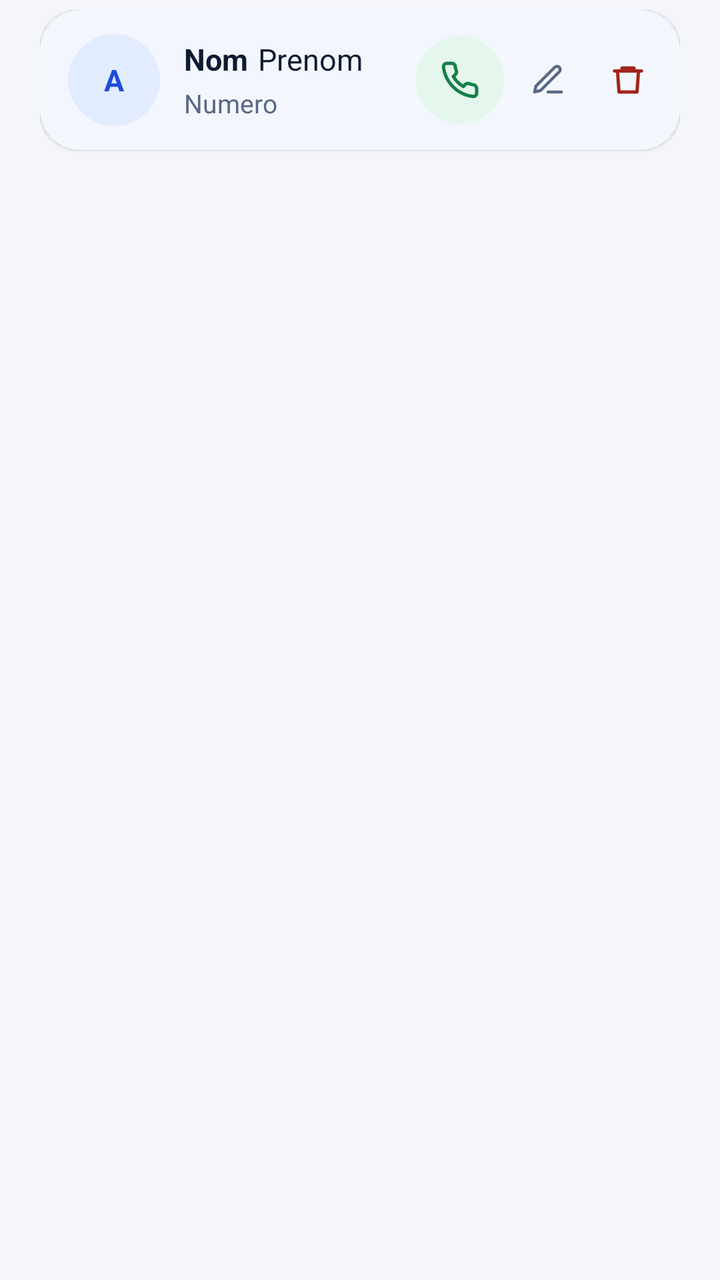
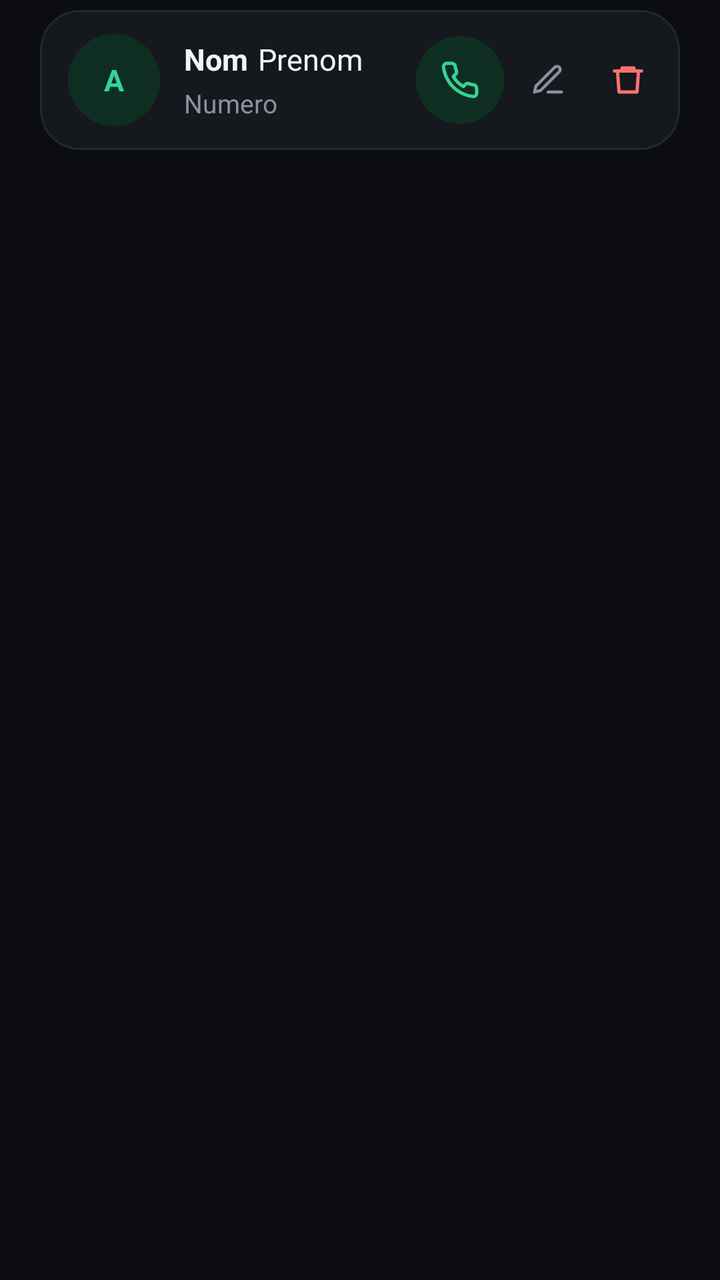

Before-and-after screenshots of an Android layout around one commit, followed by the original layout XML and the change that was made.
<!-- AndroidManifest.xml: application theme Theme.MyTrueCallerApp -->
<!-- res/layout/view_contact.xml -->
<?xml version="1.0" encoding="utf-8"?>
<FrameLayout xmlns:android="http://schemas.android.com/apk/res/android"
    xmlns:app="http://schemas.android.com/apk/res-auto"
    android:layout_width="match_parent"
    android:layout_height="wrap_content"
    android:paddingStart="20dp"
    android:paddingTop="5dp"
    android:paddingEnd="20dp"
    android:paddingBottom="5dp">

    <com.google.android.material.card.MaterialCardView
        android:id="@+id/card_contact"
        android:layout_width="match_parent"
        android:layout_height="wrap_content"
        android:clickable="true"
        android:focusable="true"
        app:cardBackgroundColor="@color/surface"
        app:cardCornerRadius="20dp"
        app:cardElevation="1dp"
        app:strokeWidth="0dp">

        <LinearLayout
            android:layout_width="match_parent"
            android:layout_height="wrap_content"
            android:gravity="center_vertical"
            android:orientation="horizontal"
            android:paddingStart="14dp"
            android:paddingTop="12dp"
            android:paddingEnd="6dp"
            android:paddingBottom="12dp">

            <TextView
                android:id="@+id/tv_initiale_contact"
                android:layout_width="46dp"
                android:layout_height="46dp"
                android:background="@drawable/bg_circle"
                android:backgroundTint="@color/avatar_blue_bg"
                android:gravity="center"
                android:text="A"
                android:textColor="@color/avatar_blue_fg"
                android:textSize="15sp"
                android:textStyle="bold" />

            <LinearLayout
                android:layout_width="0dp"
                android:layout_height="wrap_content"
                android:layout_marginStart="12dp"
                android:layout_weight="1"
                android:orientation="vertical">

                <LinearLayout
                    android:layout_width="match_parent"
                    android:layout_height="wrap_content"
                    android:orientation="horizontal">

                    <TextView
                        android:id="@+id/tv_nom_contact"
                        android:layout_width="wrap_content"
                        android:layout_height="wrap_content"
                        android:ellipsize="end"
                        android:maxLines="1"
                        android:text="Nom"
                        android:textColor="@color/ink"
                        android:textSize="15sp"
                        android:textStyle="bold" />

                    <TextView
                        android:id="@+id/tv_prenom_contact"
                        android:layout_width="wrap_content"
                        android:layout_height="wrap_content"
                        android:layout_marginStart="5dp"
                        android:ellipsize="end"
                        android:maxLines="1"
                        android:text="Prenom"
                        android:textColor="@color/ink"
                        android:textSize="15sp" />
                </LinearLayout>

                <TextView
                    android:id="@+id/tv_num_contact"
                    android:layout_width="match_parent"
                    android:layout_height="wrap_content"
                    android:layout_marginTop="3dp"
                    android:ellipsize="end"
                    android:maxLines="1"
                    android:text="Numero"
                    android:textColor="@color/ink_muted"
                    android:textSize="13sp" />
            </LinearLayout>

            <ImageView
                android:id="@+id/imageViewCall_Contact"
                android:layout_width="44dp"
                android:layout_height="44dp"
                android:background="@drawable/bg_circle"
                android:backgroundTint="@color/call_bg"
                android:contentDescription="Appeler"
                android:padding="12dp"
                app:srcCompat="@drawable/ic_phone"
                app:tint="@color/call_fg" />

            <ImageView
                android:id="@+id/imageViewEdit_Contact"
                android:layout_width="40dp"
                android:layout_height="44dp"
                android:layout_marginStart="2dp"
                android:background="?attr/selectableItemBackgroundBorderless"
                android:contentDescription="Modifier"
                android:padding="11dp"
                app:srcCompat="@drawable/ic_edit"
                app:tint="@color/ink_muted" />

            <ImageView
                android:id="@+id/imageViewDelete_Contact"
                android:layout_width="40dp"
                android:layout_height="44dp"
                android:background="?attr/selectableItemBackgroundBorderless"
                android:contentDescription="Supprimer"
                android:padding="11dp"
                app:srcCompat="@drawable/ic_trash"
                app:tint="@color/danger_fg" />
        </LinearLayout>
    </com.google.android.material.card.MaterialCardView>

</FrameLayout>
<!-- resources referenced by this layout -->
<resources>
  <color name="avatar_blue_bg">#E3ECFF</color>
  <color name="avatar_blue_fg">#1D4ED8</color>
  <color name="call_bg">#E5F6EC</color>
  <color name="call_fg">#14804A</color>
  <color name="danger_fg">#A3241B</color>
  <color name="ink">#0F1B33</color>
  <color name="ink_muted">#5B6787</color>
  <color name="surface">#FFFFFF</color>
  <style name="Base.Theme.MyTrueCallerApp" parent="Theme.Material3.DayNight.NoActionBar">
          <item name="colorPrimary">@color/md_primary</item>
          <item name="colorOnPrimary">@color/md_on_primary</item>
          <item name="colorPrimaryContainer">@color/md_primary_container</item>
          <item name="colorOnPrimaryContainer">@color/md_on_primary_container</item>
  
          <item name="colorSecondary">@color/md_secondary</item>
          <item name="colorOnSecondary">@color/md_on_secondary</item>
          <item name="colorSecondaryContainer">@color/md_secondary_container</item>
          <item name="colorOnSecondaryContainer">@color/md_on_secondary_container</item>
  
          <item name="colorError">@color/md_error</item>
          <item name="colorOnError">@color/md_on_error</item>
  
          <item name="android:colorBackground">@color/md_background</item>
          <item name="colorOnBackground">@color/md_on_background</item>
          <item name="colorSurface">@color/md_surface</item>
          <item name="colorOnSurface">@color/md_on_surface</item>
          <item name="colorSurfaceVariant">@color/md_surface_variant</item>
          <item name="colorOnSurfaceVariant">@color/md_on_surface_variant</item>
          <item name="colorOutline">@color/md_outline</item>
          <item name="colorOutlineVariant">@color/md_outline_variant</item>
  
          <item name="colorSurfaceContainerLowest">@color/md_surface_container_lowest</item>
          <item name="colorSurfaceContainerLow">@color/md_surface_container_low</item>
          <item name="colorSurfaceContainer">@color/md_surface_container</item>
          <item name="colorSurfaceContainerHigh">@color/md_surface_container_high</item>
          <item name="colorSurfaceContainerHighest">@color/md_surface_container_highest</item>
  
          
          <item name="shapeAppearanceSmallComponent">@style/ShapeAppearance.App.SmallComponent</item>
          <item name="shapeAppearanceMediumComponent">@style/ShapeAppearance.App.MediumComponent</item>
          <item name="shapeAppearanceLargeComponent">@style/ShapeAppearance.App.LargeComponent</item>
  
          <item name="android:windowBackground">@color/app_bg</item>
          <item name="bottomSheetDialogTheme">@style/ThemeOverlay.App.BottomSheet</item>
  
          <item name="android:statusBarColor">@android:color/transparent</item>
          <item name="android:navigationBarColor">@android:color/transparent</item>
          <item name="android:windowLightStatusBar">true</item>
          <item name="android:windowLightNavigationBar" tools:targetApi="27">true</item>
      </style>
  <color name="md_primary">#2563EB</color>
  <color name="md_on_primary">#FFFFFF</color>
  <color name="md_primary_container">#E3ECFF</color>
  <color name="md_on_primary_container">#0A1E5C</color>
  <color name="md_secondary">#F5A524</color>
  <color name="md_on_secondary">#2B1700</color>
  <color name="md_secondary_container">#FFF1DA</color>
  <color name="md_on_secondary_container">#2B1700</color>
  <color name="md_error">#A3241B</color>
  <color name="md_on_error">#FFFFFF</color>
  <color name="md_background">#F4F6FB</color>
  <color name="md_on_background">#0F1B33</color>
  <color name="md_surface">#FFFFFF</color>
  <color name="md_on_surface">#0F1B33</color>
  <color name="md_surface_variant">#E1E6F0</color>
  <color name="md_on_surface_variant">#5B6787</color>
  <color name="md_outline">#5B6787</color>
  <color name="md_outline_variant">#E1E6F0</color>
  <color name="md_surface_container_lowest">#FFFFFF</color>
  <color name="md_surface_container_low">#FFFFFF</color>
  <color name="md_surface_container">#F4F6FB</color>
  <color name="md_surface_container_high">#FFFFFF</color>
  <color name="md_surface_container_highest">#E1E6F0</color>
  <color name="app_bg">#F4F6FB</color>
  <!-- unchanged entries left out for length: 12 -->
</resources>

<!-- the commit's change to res/layout/view_contact.xml (unified diff, before → after) -->
@@ -16,8 +16,9 @@
         android:focusable="true"
         app:cardBackgroundColor="@color/surface"
         app:cardCornerRadius="20dp"
-        app:cardElevation="1dp"
-        app:strokeWidth="0dp">
+        app:cardElevation="0dp"
+        app:strokeColor="@color/card_stroke"
+        app:strokeWidth="1dp">
 
         <LinearLayout
             android:layout_width="match_parent"
<!-- resource entries referenced after the edit -->
@@ -1,14 +1,15 @@
 <!-- resources referenced by this layout -->
 <resources>
-  <color name="avatar_blue_bg">#E3ECFF</color>
-  <color name="avatar_blue_fg">#1D4ED8</color>
-  <color name="call_bg">#E5F6EC</color>
-  <color name="call_fg">#14804A</color>
-  <color name="danger_fg">#A3241B</color>
-  <color name="ink">#0F1B33</color>
-  <color name="ink_muted">#5B6787</color>
-  <color name="surface">#FFFFFF</color>
-  <style name="Base.Theme.MyTrueCallerApp" parent="Theme.Material3.DayNight.NoActionBar">
+  <color name="avatar_blue_bg">#0F2E22</color>
+  <color name="avatar_blue_fg">#34D399</color>
+  <color name="call_bg">#0F2E22</color>
+  <color name="call_fg">#34D399</color>
+  <color name="card_stroke">#23272E</color>
+  <color name="danger_fg">#F87171</color>
+  <color name="ink">#F2F4F7</color>
+  <color name="ink_muted">#8A929E</color>
+  <color name="surface">#15181D</color>
+  <style name="Base.Theme.MyTrueCallerApp" parent="Theme.Material3.Dark.NoActionBar">
           <item name="colorPrimary">@color/md_primary</item>
           <item name="colorOnPrimary">@color/md_on_primary</item>
           <item name="colorPrimaryContainer">@color/md_primary_container</item>
@@ -47,33 +48,33 @@
   
           <item name="android:statusBarColor">@android:color/transparent</item>
           <item name="android:navigationBarColor">@android:color/transparent</item>
-          <item name="android:windowLightStatusBar">true</item>
-          <item name="android:windowLightNavigationBar" tools:targetApi="27">true</item>
+          <item name="android:windowLightStatusBar">false</item>
+          <item name="android:windowLightNavigationBar" tools:targetApi="27">false</item>
       </style>
-  <color name="md_primary">#2563EB</color>
-  <color name="md_on_primary">#FFFFFF</color>
-  <color name="md_primary_container">#E3ECFF</color>
-  <color name="md_on_primary_container">#0A1E5C</color>
-  <color name="md_secondary">#F5A524</color>
-  <color name="md_on_secondary">#2B1700</color>
-  <color name="md_secondary_container">#FFF1DA</color>
-  <color name="md_on_secondary_container">#2B1700</color>
-  <color name="md_error">#A3241B</color>
-  <color name="md_on_error">#FFFFFF</color>
-  <color name="md_background">#F4F6FB</color>
-  <color name="md_on_background">#0F1B33</color>
-  <color name="md_surface">#FFFFFF</color>
-  <color name="md_on_surface">#0F1B33</color>
-  <color name="md_surface_variant">#E1E6F0</color>
-  <color name="md_on_surface_variant">#5B6787</color>
-  <color name="md_outline">#5B6787</color>
-  <color name="md_outline_variant">#E1E6F0</color>
-  <color name="md_surface_container_lowest">#FFFFFF</color>
-  <color name="md_surface_container_low">#FFFFFF</color>
-  <color name="md_surface_container">#F4F6FB</color>
-  <color name="md_surface_container_high">#FFFFFF</color>
-  <color name="md_surface_container_highest">#E1E6F0</color>
-  <color name="app_bg">#F4F6FB</color>
+  <color name="md_primary">#10B981</color>
+  <color name="md_on_primary">#03150E</color>
+  <color name="md_primary_container">#0F2E22</color>
+  <color name="md_on_primary_container">#A7F3D0</color>
+  <color name="md_secondary">#E8C468</color>
+  <color name="md_on_secondary">#2A1F04</color>
+  <color name="md_secondary_container">#2E2612</color>
+  <color name="md_on_secondary_container">#F6E3B0</color>
+  <color name="md_error">#F87171</color>
+  <color name="md_on_error">#2E0505</color>
+  <color name="md_background">#0B0D10</color>
+  <color name="md_on_background">#F2F4F7</color>
+  <color name="md_surface">#15181D</color>
+  <color name="md_on_surface">#F2F4F7</color>
+  <color name="md_surface_variant">#2A2F37</color>
+  <color name="md_on_surface_variant">#8A929E</color>
+  <color name="md_outline">#8A929E</color>
+  <color name="md_outline_variant">#2A2F37</color>
+  <color name="md_surface_container_lowest">#0B0D10</color>
+  <color name="md_surface_container_low">#15181D</color>
+  <color name="md_surface_container">#1A1E24</color>
+  <color name="md_surface_container_high">#15181D</color>
+  <color name="md_surface_container_highest">#2A2F37</color>
+  <color name="app_bg">#0B0D10</color>
   <!-- unchanged entries left out for length: 12 -->
 </resources>
 
